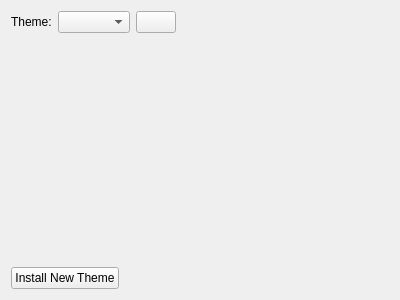
The window that clients/aurorae/src/config/config.ui (KDE/kwin) describes before a commit, drawn with Qt 5.
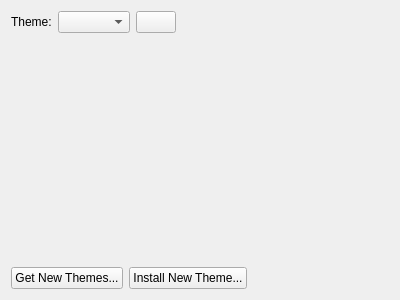
The same window after the commit. Custom widgets are drawn as their Qt base class.

What changed in the file:
```diff
--- a/clients/aurorae/src/config/config.ui
+++ b/clients/aurorae/src/config/config.ui
@@ -59,10 +59,17 @@
    </item>
    <item>
     <layout class="QHBoxLayout" name="horizontalLayout_2">
+     <item>
+      <widget class="KPushButton" name="ghnsButton">
+       <property name="text">
+        <string>Get New Themes...</string>
+       </property>
+      </widget>
+     </item>
      <item>
       <widget class="KPushButton" name="installNewThemeButton">
        <property name="text">
-        <string>Install New Theme</string>
+        <string>Install New Theme...</string>
        </property>
       </widget>
      </item>
```
